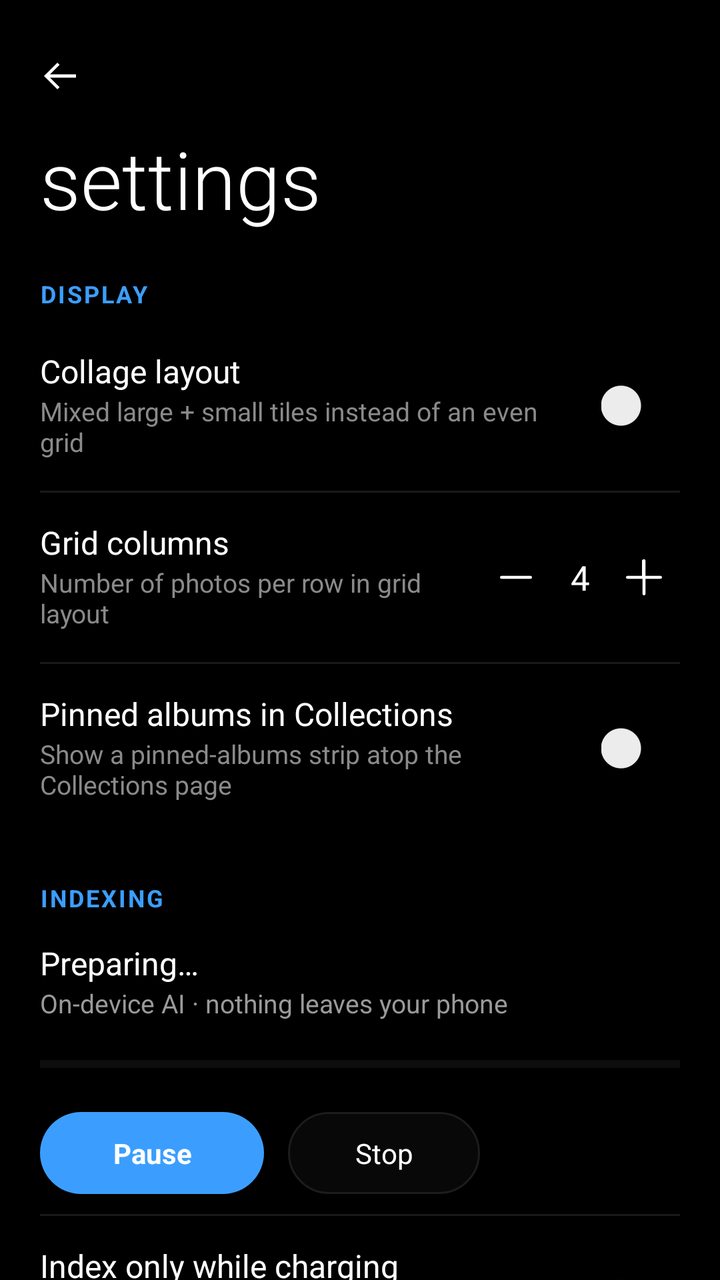
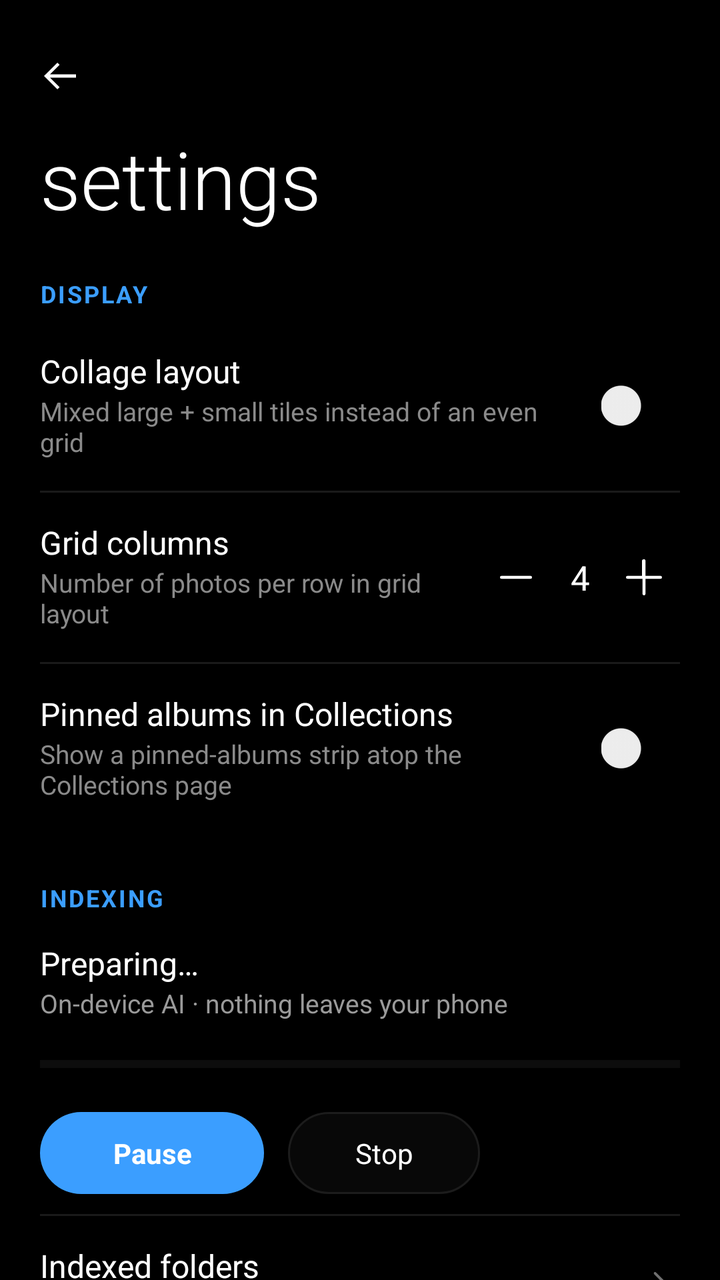

Before-and-after screenshots of an Android layout around one commit, followed by the original layout XML and the change that was made.
<!-- AndroidManifest.xml: application theme Theme.GallerySearch -->
<!-- res/layout/activity_settings.xml -->
<?xml version="1.0" encoding="utf-8"?>
<FrameLayout xmlns:android="http://schemas.android.com/apk/res/android"
    android:id="@+id/settingsRoot"
    android:layout_width="match_parent"
    android:layout_height="match_parent"
    android:background="#000000">

    <LinearLayout
        android:layout_width="match_parent"
        android:layout_height="match_parent"
        android:orientation="vertical">

        <FrameLayout
            android:id="@+id/topBar"
            android:layout_width="match_parent"
            android:layout_height="wrap_content"
            android:paddingTop="14dp"
            android:paddingBottom="6dp">

            <ImageButton
                android:id="@+id/backBtn"
                android:layout_width="48dp"
                android:layout_height="48dp"
                android:layout_gravity="start|center_vertical"
                android:layout_marginStart="6dp"
                android:background="?android:attr/selectableItemBackgroundBorderless"
                android:contentDescription="Back"
                android:padding="12dp"
                android:src="@drawable/ic_fluent_back_24_regular"
                android:tint="#FFFFFF" />
        </FrameLayout>

        <ScrollView
            android:layout_width="match_parent"
            android:layout_height="match_parent"
            android:scrollbars="none">

            <LinearLayout
                android:layout_width="match_parent"
                android:layout_height="wrap_content"
                android:orientation="vertical"
                android:paddingStart="20dp"
                android:paddingEnd="20dp"
                android:paddingBottom="32dp">

                <TextView
                    android:layout_width="wrap_content"
                    android:layout_height="wrap_content"
                    android:fontFamily="sans-serif-light"
                    android:includeFontPadding="false"
                    android:text="settings"
                    android:textColor="#FFFFFF"
                    android:textSize="40sp" />

                
                <TextView
                    style="@style/SettingsSectionHeader"
                    android:text="DISPLAY" />

                <LinearLayout
                    android:id="@+id/rowCollage"
                    style="@style/SettingsRow">

                    <LinearLayout style="@style/SettingsRowText">

                        <TextView style="@style/SettingsRowTitle" android:text="Collage layout" />

                        <TextView
                            style="@style/SettingsRowSubtitle"
                            android:text="Mixed large + small tiles instead of an even grid" />
                    </LinearLayout>

                    <androidx.appcompat.widget.SwitchCompat
                        android:id="@+id/switchCollage"
                        android:layout_width="wrap_content"
                        android:layout_height="wrap_content"
                        android:clickable="false"
                        android:focusable="false" />
                </LinearLayout>

                <View style="@style/SettingsDivider" />

                <LinearLayout
                    android:id="@+id/rowGridColumns"
                    style="@style/SettingsRow">

                    <LinearLayout style="@style/SettingsRowText">

                        <TextView style="@style/SettingsRowTitle" android:text="Grid columns" />

                        <TextView
                            style="@style/SettingsRowSubtitle"
                            android:text="Number of photos per row in grid layout" />
                    </LinearLayout>

                    <ImageButton
                        android:id="@+id/colMinus"
                        android:layout_width="36dp"
                        android:layout_height="36dp"
                        android:background="?android:attr/selectableItemBackgroundBorderless"
                        android:contentDescription="Fewer columns"
                        android:padding="6dp"
                        android:src="@drawable/ic_fluent_subtract_24_regular"
                        android:tint="#FFFFFF" />

                    <TextView
                        android:id="@+id/colValue"
                        android:layout_width="28dp"
                        android:layout_height="wrap_content"
                        android:gravity="center"
                        android:text="4"
                        android:textColor="#FFFFFF"
                        android:textSize="17sp" />

                    <ImageButton
                        android:id="@+id/colPlus"
                        android:layout_width="36dp"
                        android:layout_height="36dp"
                        android:background="?android:attr/selectableItemBackgroundBorderless"
                        android:contentDescription="More columns"
                        android:padding="6dp"
                        android:src="@drawable/ic_fluent_add_24_regular"
                        android:tint="#FFFFFF" />
                </LinearLayout>

                <View style="@style/SettingsDivider" />

                <LinearLayout
                    android:id="@+id/rowPinned"
                    style="@style/SettingsRow">

                    <LinearLayout style="@style/SettingsRowText">

                        <TextView style="@style/SettingsRowTitle" android:text="Pinned albums in Collections" />

                        <TextView
                            style="@style/SettingsRowSubtitle"
                            android:text="Show a pinned-albums strip atop the Collections page" />
                    </LinearLayout>

                    <androidx.appcompat.widget.SwitchCompat
                        android:id="@+id/switchPinned"
                        android:layout_width="wrap_content"
                        android:layout_height="wrap_content"
                        android:clickable="false"
                        android:focusable="false" />
                </LinearLayout>

                
                <TextView
                    style="@style/SettingsSectionHeader"
                    android:text="INDEXING" />

                
                <LinearLayout
                    android:layout_width="match_parent"
                    android:layout_height="wrap_content"
                    android:orientation="vertical"
                    android:paddingTop="10dp"
                    android:paddingBottom="10dp">

                    <TextView
                        android:id="@+id/indexStatus"
                        android:layout_width="match_parent"
                        android:layout_height="wrap_content"
                        android:includeFontPadding="false"
                        android:text="Preparing…"
                        android:textColor="#FFFFFF"
                        android:textSize="16sp" />

                    <TextView
                        android:id="@+id/indexSubStatus"
                        android:layout_width="match_parent"
                        android:layout_height="wrap_content"
                        android:includeFontPadding="false"
                        android:paddingTop="3dp"
                        android:text="On-device AI · nothing leaves your phone"
                        android:textColor="#9A9A9A"
                        android:textSize="13sp" />

                    <ProgressBar
                        android:id="@+id/indexProgress"
                        style="?android:attr/progressBarStyleHorizontal"
                        android:layout_width="match_parent"
                        android:layout_height="wrap_content"
                        android:layout_marginTop="14dp"
                        android:max="100"
                        android:progressBackgroundTint="#333333"
                        android:progressTint="@color/metroAccent" />

                    <LinearLayout
                        android:layout_width="match_parent"
                        android:layout_height="wrap_content"
                        android:layout_marginTop="16dp"
                        android:orientation="horizontal">

                        <TextView
                            android:id="@+id/btnIndexPrimary"
                            android:layout_width="wrap_content"
                            android:layout_height="wrap_content"
                            android:background="@drawable/crop_search_pill"
                            android:clickable="true"
                            android:focusable="true"
                            android:minWidth="112dp"
                            android:paddingStart="24dp"
                            android:paddingTop="11dp"
                            android:paddingEnd="24dp"
                            android:paddingBottom="11dp"
                            android:text="Pause"
                            android:textAlignment="center"
                            android:textColor="#FFFFFF"
                            android:textSize="14sp"
                            android:textStyle="bold" />

                        <TextView
                            android:id="@+id/btnIndexStop"
                            android:layout_width="wrap_content"
                            android:layout_height="wrap_content"
                            android:layout_marginStart="12dp"
                            android:background="@drawable/pill_bg"
                            android:clickable="true"
                            android:focusable="true"
                            android:minWidth="96dp"
                            android:paddingStart="24dp"
                            android:paddingTop="11dp"
                            android:paddingEnd="24dp"
                            android:paddingBottom="11dp"
                            android:text="Stop"
                            android:textAlignment="center"
                            android:textColor="#FFFFFF"
                            android:textSize="14sp" />
                    </LinearLayout>
                </LinearLayout>

                <View style="@style/SettingsDivider" />

                <LinearLayout
                    android:id="@+id/rowCharging"
                    style="@style/SettingsRow">

                    <LinearLayout style="@style/SettingsRowText">

                        <TextView style="@style/SettingsRowTitle" android:text="Index only while charging" />

                        <TextView
                            style="@style/SettingsRowSubtitle"
                            android:text="Save battery — pause AI photo indexing until the device is plugged in" />
                    </LinearLayout>

                    <androidx.appcompat.widget.SwitchCompat
                        android:id="@+id/switchCharging"
                        android:layout_width="wrap_content"
                        android:layout_height="wrap_content"
                        android:clickable="false"
                        android:focusable="false" />
                </LinearLayout>

                
                <TextView
                    style="@style/SettingsSectionHeader"
                    android:text="PRIVACY" />

                <LinearLayout
                    android:id="@+id/rowBlurSensitive"
                    style="@style/SettingsRow">

                    <LinearLayout style="@style/SettingsRowText">

                        <TextView style="@style/SettingsRowTitle" android:text="Blur sensitive content · Beta" />

                        <TextView
                            style="@style/SettingsRowSubtitle"
                            android:text="Blur photos our on-device AI flags as NSFW. Tap a photo to view." />
                    </LinearLayout>

                    <androidx.appcompat.widget.SwitchCompat
                        android:id="@+id/switchBlurSensitive"
                        android:layout_width="wrap_content"
                        android:layout_height="wrap_content"
                        android:clickable="false"
                        android:focusable="false" />
                </LinearLayout>

                
                <TextView
                    style="@style/SettingsSectionHeader"
                    android:text="STORAGE" />

                <LinearLayout
                    android:id="@+id/rowClearCleanup"
                    style="@style/SettingsRow">

                    <LinearLayout style="@style/SettingsRowText">

                        <TextView style="@style/SettingsRowTitle" android:text="Clear Smart Cleanup cache" />

                        <TextView
                            style="@style/SettingsRowSubtitle"
                            android:text="Forget previous cleanup scan results" />
                    </LinearLayout>

                    <ImageView
                        android:layout_width="20dp"
                        android:layout_height="20dp"
                        android:contentDescription="@null"
                        android:src="@drawable/ic_fluent_chevron_right_24_regular"
                        android:tint="#6F6F6F" />
                </LinearLayout>

                
                <TextView
                    style="@style/SettingsSectionHeader"
                    android:text="ABOUT" />

                <LinearLayout style="@style/SettingsRow">

                    <LinearLayout style="@style/SettingsRowText">

                        <TextView style="@style/SettingsRowTitle" android:text="Deepix" />

                        <TextView
                            android:id="@+id/aboutVersion"
                            style="@style/SettingsRowSubtitle"
                            android:text="Version" />
                    </LinearLayout>
                </LinearLayout>

                <View style="@style/SettingsDivider" />

                <LinearLayout style="@style/SettingsRow">

                    <LinearLayout style="@style/SettingsRowText">

                        <TextView style="@style/SettingsRowTitle" android:text="On-device AI" />

                        <TextView
                            style="@style/SettingsRowSubtitle"
                            android:text="MobileCLIP-S2 · runs fully offline" />
                    </LinearLayout>
                </LinearLayout>
            </LinearLayout>
        </ScrollView>
    </LinearLayout>
</FrameLayout>
<!-- resources referenced by this layout -->
<resources>
  <color name="metroAccent">#FF3B9EFF</color>
  <!-- drawable crop_search_pill (drawable) -->
  <?xml version="1.0" encoding="utf-8"?>
  <shape xmlns:android="http://schemas.android.com/apk/res/android"
      android:shape="rectangle">
      <corners android:radius="22dp" />
      <solid android:color="@color/metroAccent" />
  </shape>
  <!-- drawable ic_fluent_add_24_regular (drawable) -->
  <vector xmlns:android="http://schemas.android.com/apk/res/android"
      android:width="24dp"
      android:height="24dp"
      android:viewportWidth="24"
      android:viewportHeight="24">
      <path android:fillColor="#FFFFFFFF" android:pathData="M11.75,3a0.75,0.75 0,0 0,-0.75 0.75v7.5H3.75a0.75,0.75 0,0 0,0 1.5h7.5v7.5a0.75,0.75 0,0 0,1.5 0v-7.5h7.5a0.75,0.75 0,0 0,0 -1.5h-7.5v-7.5A0.75,0.75 0,0 0,11.75 3"/>
  </vector>
  <!-- drawable ic_fluent_back_24_regular (drawable) -->
  <vector xmlns:android="http://schemas.android.com/apk/res/android"
      android:width="24dp"
      android:height="24dp"
      android:viewportWidth="24"
      android:viewportHeight="24">
      <path android:fillColor="#FFFFFFFF" android:pathData="M10.7,5.3L4,12l6.7,6.7l1.1,-1.1L7,12.8h13v-1.6H7l4.8,-4.8z"/>
  </vector>
  <!-- drawable ic_fluent_chevron_right_24_regular (drawable) -->
  <vector xmlns:android="http://schemas.android.com/apk/res/android"
      android:width="24dp"
      android:height="24dp"
      android:viewportWidth="24"
      android:viewportHeight="24">
      <path
          android:fillColor="#FFFFFFFF"
          android:pathData="M8.47,4.22a0.75,0.75 0,0 0,0 1.06L14.19,11l-5.72,5.72a0.75,0.75 0,1 0,1.06 1.06l6.25,-6.25a0.75,0.75 0,0 0,0 -1.06L9.53,4.22a0.75,0.75 0,0 0,-1.06 0z" />
  </vector>
  <!-- drawable ic_fluent_subtract_24_regular (drawable) -->
  <vector xmlns:android="http://schemas.android.com/apk/res/android"
      android:width="24dp"
      android:height="24dp"
      android:viewportWidth="24"
      android:viewportHeight="24">
      <path
          android:fillColor="#FFFFFFFF"
          android:pathData="M4.75,11.25h14.5a0.75,0.75 0,0 1,0 1.5H4.75a0.75,0.75 0,0 1,0 -1.5z" />
  </vector>
  <!-- drawable pill_bg (drawable) -->
  <?xml version="1.0" encoding="utf-8"?>
  <shape xmlns:android="http://schemas.android.com/apk/res/android"
      android:shape="rectangle">
      <corners android:radius="26dp" />
      <solid android:color="#D90A0A0A" />
      <stroke
          android:width="1dp"
          android:color="@color/metroBgSurface" />
  </shape>
  <style name="SettingsDivider">
          <item name="android:layout_width">match_parent</item>
          <item name="android:layout_height">1dp</item>
          <item name="android:background">#1A1A1A</item>
      </style>
  <style name="SettingsRowSubtitle">
          <item name="android:layout_width">wrap_content</item>
          <item name="android:layout_height">wrap_content</item>
          <item name="android:paddingTop">3dp</item>
          <item name="android:textColor">@color/metroTextSecondary</item>
          <item name="android:textSize">13sp</item>
          <item name="android:includeFontPadding">false</item>
      </style>
  <style name="SettingsRowText">
          <item name="android:layout_width">0dp</item>
          <item name="android:layout_height">wrap_content</item>
          <item name="android:layout_weight">1</item>
          <item name="android:orientation">vertical</item>
          <item name="android:paddingEnd">12dp</item>
      </style>
  <style name="SettingsRowTitle">
          <item name="android:layout_width">wrap_content</item>
          <item name="android:layout_height">wrap_content</item>
          <item name="android:textColor">@color/metroTextPrimary</item>
          <item name="android:textSize">16sp</item>
          <item name="android:includeFontPadding">false</item>
      </style>
  <color name="metroBgSurface">#FF1C1C1C</color>
  <color name="metroTextSecondary">#FF8A8A8A</color>
  <color name="metroTextPrimary">#FFFFFFFF</color>
  <color name="metroNavBar">#FF000000</color>
  <color name="metroStatusBar">#FF0A0A0A</color>
  <!-- unchanged entries left out for length: 3 -->
</resources>

<!-- the commit's change to res/layout/activity_settings.xml (unified diff, before → after) -->
@@ -235,68 +235,17 @@
                 <View style="@style/SettingsDivider" />
 
                 <LinearLayout
-                    android:id="@+id/rowCharging"
-                    style="@style/SettingsRow">
-
-                    <LinearLayout style="@style/SettingsRowText">
-
-                        <TextView style="@style/SettingsRowTitle" android:text="Index only while charging" />
-
-                        <TextView
-                            style="@style/SettingsRowSubtitle"
-                            android:text="Save battery — pause AI photo indexing until the device is plugged in" />
-                    </LinearLayout>
-
-                    <androidx.appcompat.widget.SwitchCompat
-                        android:id="@+id/switchCharging"
-                        android:layout_width="wrap_content"
-                        android:layout_height="wrap_content"
-                        android:clickable="false"
-                        android:focusable="false" />
-                </LinearLayout>
-
-                
-                <TextView
-                    style="@style/SettingsSectionHeader"
-                    android:text="PRIVACY" />
-
-                <LinearLayout
-                    android:id="@+id/rowBlurSensitive"
-                    style="@style/SettingsRow">
-
-                    <LinearLayout style="@style/SettingsRowText">
-
-                        <TextView style="@style/SettingsRowTitle" android:text="Blur sensitive content · Beta" />
-
-                        <TextView
-                            style="@style/SettingsRowSubtitle"
-                            android:text="Blur photos our on-device AI flags as NSFW. Tap a photo to view." />
-                    </LinearLayout>
-
-                    <androidx.appcompat.widget.SwitchCompat
-                        android:id="@+id/switchBlurSensitive"
-                        android:layout_width="wrap_content"
-                        android:layout_height="wrap_content"
-                        android:clickable="false"
-                        android:focusable="false" />
-                </LinearLayout>
-
-                
-                <TextView
-                    style="@style/SettingsSectionHeader"
-                    android:text="STORAGE" />
-
-                <LinearLayout
-                    android:id="@+id/rowClearCleanup"
-                    style="@style/SettingsRow">
-
-                    <LinearLayout style="@style/SettingsRowText">
-
-                        <TextView style="@style/SettingsRowTitle" android:text="Clear Smart Cleanup cache" />
-
-                        <TextView
-                            style="@style/SettingsRowSubtitle"
-                            android:text="Forget previous cleanup scan results" />
+                    android:id="@+id/rowIndexedFolders"
+                    style="@style/SettingsRow">
+
+                    <LinearLayout style="@style/SettingsRowText">
+
+                        <TextView style="@style/SettingsRowTitle" android:text="Indexed folders" />
+
+                        <TextView
+                            android:id="@+id/indexedFoldersSubtitle"
+                            style="@style/SettingsRowSubtitle"
+                            android:text="Choose which folders AI search indexes" />
                     </LinearLayout>
 
                     <ImageView
@@ -307,6 +256,82 @@
                         android:tint="#6F6F6F" />
                 </LinearLayout>
 
+                <View style="@style/SettingsDivider" />
+
+                <LinearLayout
+                    android:id="@+id/rowCharging"
+                    style="@style/SettingsRow">
+
+                    <LinearLayout style="@style/SettingsRowText">
+
+                        <TextView style="@style/SettingsRowTitle" android:text="Index only while charging" />
+
+                        <TextView
+                            style="@style/SettingsRowSubtitle"
+                            android:text="Save battery — pause AI photo indexing until the device is plugged in" />
+                    </LinearLayout>
+
+                    <androidx.appcompat.widget.SwitchCompat
+                        android:id="@+id/switchCharging"
+                        android:layout_width="wrap_content"
+                        android:layout_height="wrap_content"
+                        android:clickable="false"
+                        android:focusable="false" />
+                </LinearLayout>
+
+                
+                <TextView
+                    android:id="@+id/privacyHeader"
+                    style="@style/SettingsSectionHeader"
+                    android:text="PRIVACY" />
+
+                <LinearLayout
+                    android:id="@+id/rowBlurSensitive"
+                    style="@style/SettingsRow">
+
+                    <LinearLayout style="@style/SettingsRowText">
+
+                        <TextView style="@style/SettingsRowTitle" android:text="Blur sensitive content · Beta" />
+
+                        <TextView
+                            style="@style/SettingsRowSubtitle"
+                            android:text="Blur photos our on-device AI flags as NSFW. Tap a photo to view." />
+                    </LinearLayout>
+
+                    <androidx.appcompat.widget.SwitchCompat
+                        android:id="@+id/switchBlurSensitive"
+                        android:layout_width="wrap_content"
+                        android:layout_height="wrap_content"
+                        android:clickable="false"
+                        android:focusable="false" />
+                </LinearLayout>
+
+                
+                <TextView
+                    style="@style/SettingsSectionHeader"
+                    android:text="STORAGE" />
+
+                <LinearLayout
+                    android:id="@+id/rowClearCleanup"
+                    style="@style/SettingsRow">
+
+                    <LinearLayout style="@style/SettingsRowText">
+
+                        <TextView style="@style/SettingsRowTitle" android:text="Clear Smart Cleanup cache" />
+
+                        <TextView
+                            style="@style/SettingsRowSubtitle"
+                            android:text="Forget previous cleanup scan results" />
+                    </LinearLayout>
+
+                    <ImageView
+                        android:layout_width="20dp"
+                        android:layout_height="20dp"
+                        android:contentDescription="@null"
+                        android:src="@drawable/ic_fluent_chevron_right_24_regular"
+                        android:tint="#6F6F6F" />
+                </LinearLayout>
+
                 
                 <TextView
                     style="@style/SettingsSectionHeader"
